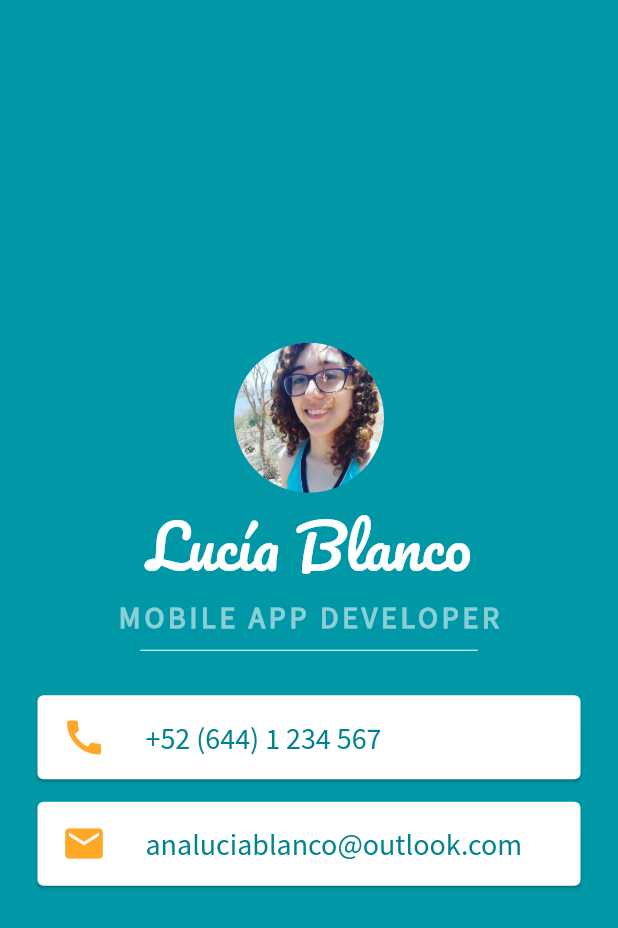
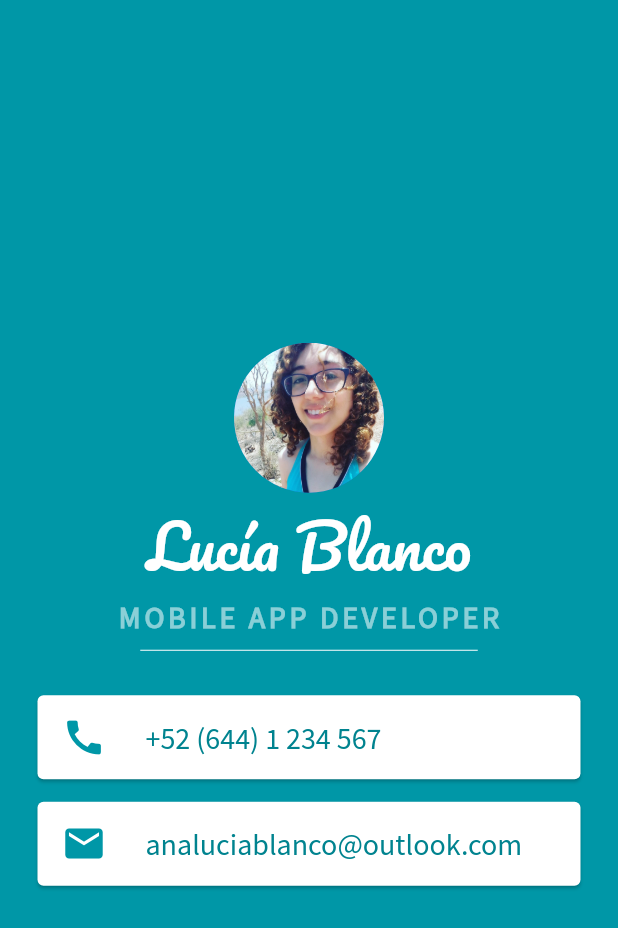
Before and after one commit to analuciablanco/MiCard, a Flutter app: the screen it shows after launch, on a phone screen of 412 x 824 dp. Shown: the top 928 px of the screen. Run offline on Flutter 3.47's test engine with Material 2 defaults, Android fonts, the phone set to English and light mode, and no system bars.

Commit message:
some color changes

```diff
--- a/lib/main.dart
+++ b/lib/main.dart
@@ -51,7 +51,7 @@ class MyApp extends StatelessWidget {
                     leading: Icon(
                       Icons.call,
                       size: 30.0,
-                      color: Colors.orange.shade400,
+                      color: Colors.cyan.shade700,
                     ),
                     title: Text(
                       '+52 (644) 1 234 567',
@@ -68,7 +68,7 @@ class MyApp extends StatelessWidget {
                     leading: Icon(
                       Icons.mail,
                       size: 30.0,
-                      color: Colors.orange.shade400,
+                      color: Colors.cyan.shade700,
                     ),
                     title: Text(
                       'analuciablanco@outlook.com',
```
